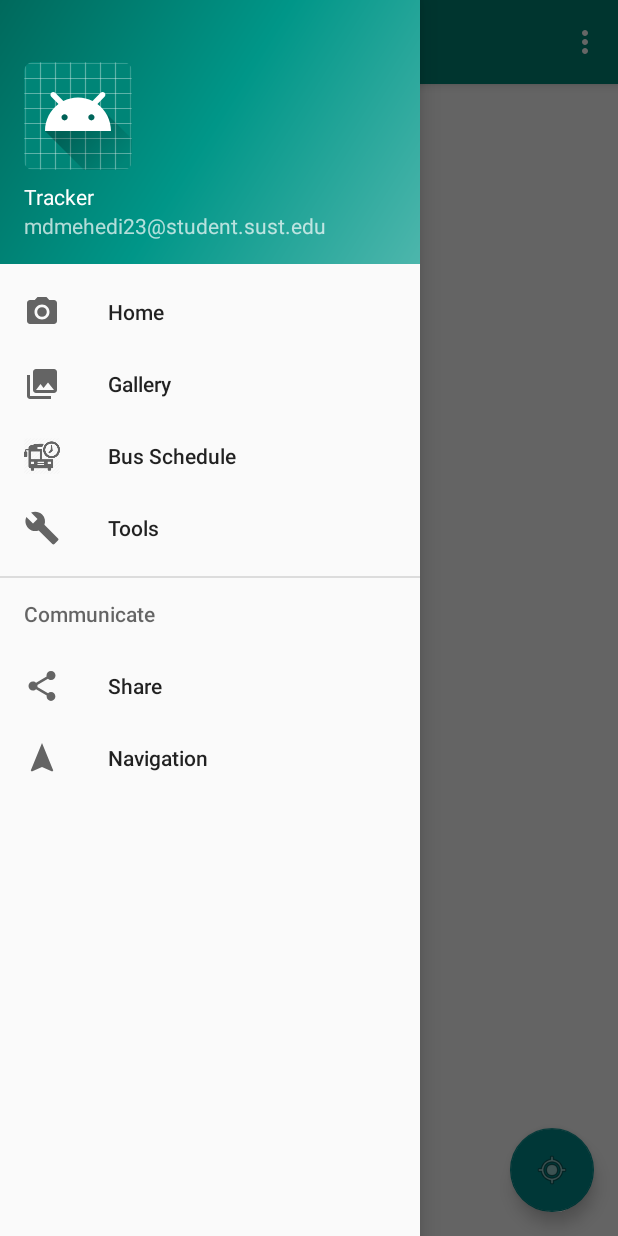
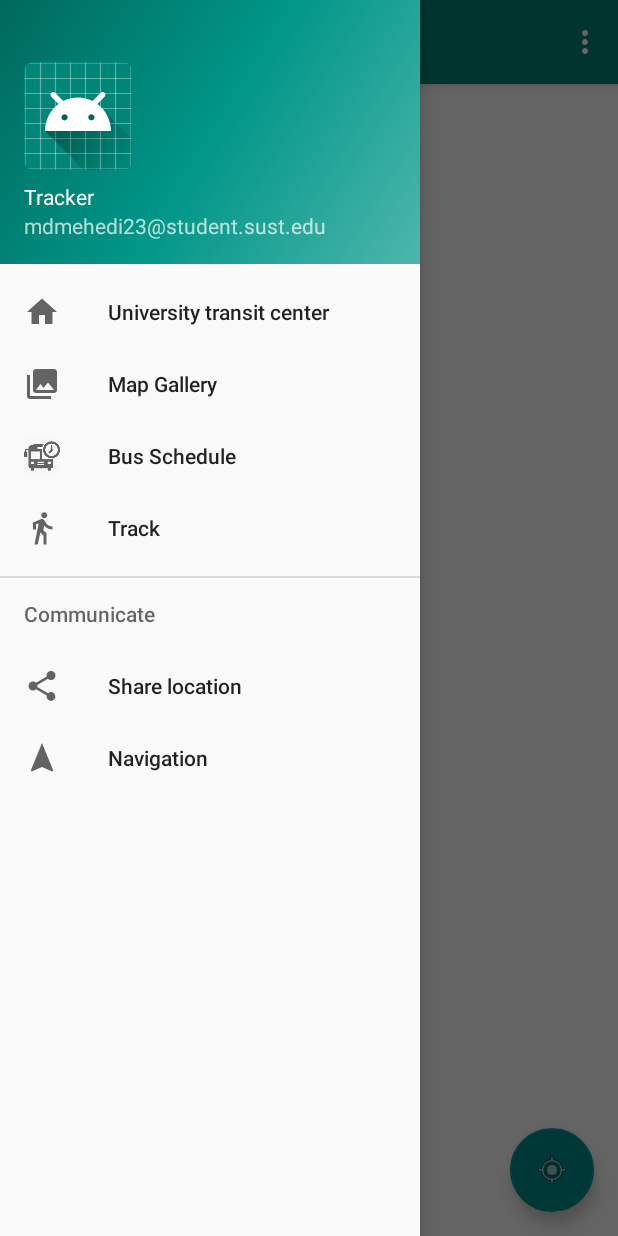
Before and after one commit to mhRumi/Tracker, an Android app: the screen it shows after launch (MainActivity), with the side drawer open, on a phone screen of 412 x 824 dp. Run offline under Robolectric (Android 15) with nearby library versions, the phone set to English and light mode, and no system bars; libraries missing offline, so code that uses them is left out: com.mapbox.android, com.mapbox.api, com.mapbox.geojson, com.mapbox.mapboxsdk, com.mapbox.services; 6 statements that could not run were skipped.

Commit message:
class separeted

```diff
--- a/app/build.gradle
+++ b/app/build.gradle
@@ -36,6 +36,7 @@ dependencies {
     implementation 'com.mapbox.mapboxsdk:mapbox-android-plugin-locationlayer:0.5.0'
     implementation 'com.google.android.gms:play-services-maps:17.0.0'
     implementation 'com.mapbox.mapboxsdk:mapbox-android-navigation-ui:0.42.4'
+    implementation 'com.mapbox.mapboxsdk:mapbox-android-navigation:0.42.4'
     implementation 'com.mapbox.mapboxsdk:mapbox-android-plugin-building-v8:0.6.0'
     implementation 'com.mapbox.mapboxsdk:mapbox-android-plugin-traffic-v8:0.9.0'
 
--- a/app/src/main/java/com/example/tracker/Bus_schedule.java
+++ b/app/src/main/java/com/example/tracker/Bus_schedule.java
@@ -23,8 +23,8 @@ public class Bus_schedule extends AppCompatActivity implements View.OnClickListe
 
     @Override
     public void onClick(View view) {
-        Toast.makeText(getApplicationContext(),"listener working",Toast.LENGTH_SHORT).show();
         if(view.getId() == R.id.one){
+            Toast.makeText(getApplicationContext(),"Tracker is connecting with this bus",Toast.LENGTH_SHORT).show();
             MainActivity.needed_location_Id = "1a68e8adc0113507";
         }
     }
--- /dev/null
+++ b/app/src/main/res/drawable/ic_directions_walk_black_24dp.xml
@@ -0,0 +1,9 @@
+<vector xmlns:android="http://schemas.android.com/apk/res/android"
+        android:width="24dp"
+        android:height="24dp"
+        android:viewportWidth="24.0"
+        android:viewportHeight="24.0">
+    <path
+        android:fillColor="#FF000000"
+        android:pathData="M13.5,5.5c1.1,0 2,-0.9 2,-2s-0.9,-2 -2,-2 -2,0.9 -2,2 0.9,2 2,2zM9.8,8.9L7,23h2.1l1.8,-8 2.1,2v6h2v-7.5l-2.1,-2 0.6,-3C14.8,12 16.8,13 19,13v-2c-1.9,0 -3.5,-1 -4.3,-2.4l-1,-1.6c-0.4,-0.6 -1,-1 -1.7,-1 -0.3,0 -0.5,0.1 -0.8,0.1L6,8.3V13h2V9.6l1.8,-0.7"/>
+</vector>
--- /dev/null
+++ b/app/src/main/res/drawable/ic_home_black_24dp.xml
@@ -0,0 +1,9 @@
+<vector xmlns:android="http://schemas.android.com/apk/res/android"
+        android:width="24dp"
+        android:height="24dp"
+        android:viewportWidth="24.0"
+        android:viewportHeight="24.0">
+    <path
+        android:fillColor="#FF000000"
+        android:pathData="M10,20v-6h4v6h5v-8h3L12,3 2,12h3v8z"/>
+</vector>
--- a/app/src/main/res/layout/app_bar_main.xml
+++ b/app/src/main/res/layout/app_bar_main.xml
@@ -30,4 +30,13 @@
         android:layout_margin="@dimen/fab_margin"
         app:srcCompat="@android:drawable/ic_menu_mylocation" />
 
+    <Button
+        android:id="@+id/nav"
+        android:layout_width="wrap_content"
+        android:layout_height="wrap_content"
+        android:layout_gravity="bottom"
+        android:layout_margin="16dp"
+        android:text="Navigation"
+        android:background="@color/colorPrimaryDark"
+        />
 </androidx.coordinatorlayout.widget.CoordinatorLayout>
--- a/app/src/main/res/menu/activity_main_drawer.xml
+++ b/app/src/main/res/menu/activity_main_drawer.xml
@@ -6,7 +6,7 @@
     <group android:checkableBehavior="single">
         <item
             android:id="@+id/nav_home"
-            android:icon="@drawable/ic_menu_camera"
+            android:icon="@drawable/ic_home_black_24dp"
             android:title="@string/menu_home" />
         <item
             android:id="@+id/nav_gallery"
@@ -18,7 +18,7 @@
             android:title="@string/menu_bus_schedule" />
         <item
             android:id="@+id/nav_tools"
-            android:icon="@drawable/ic_menu_manage"
+            android:icon="@drawable/ic_directions_walk_black_24dp"
             android:title="@string/menu_tools" />
     </group>
 
--- a/app/src/main/res/values/strings.xml
+++ b/app/src/main/res/values/strings.xml
@@ -7,11 +7,11 @@
     <string name="nav_header_desc" translatable="false">Navigation header</string>
     <string name="action_settings" translatable="false">Settings</string>
 
-    <string name="menu_home" translatable="false">Home</string>
-    <string name="menu_gallery" translatable="false">Gallery</string>
+    <string name="menu_home" translatable="false">University transit center</string>
+    <string name="menu_gallery" translatable="false">Map Gallery</string>
     <string name="menu_bus_schedule" translatable="false">Bus Schedule</string>
-    <string name="menu_tools" translatable="false">Tools</string>
-    <string name="menu_share" translatable="false">Share</string>
+    <string name="menu_tools" translatable="false">Track</string>
+    <string name="menu_share" translatable="false">Share location</string>
     <string name="menu_send" translatable="false">Navigation</string>
 
     <string name="access_token" translatable="false"> sk.eyJ1IjoibWVoZWRpcnVtaSIsImEiOiJjazVoZHM1ZXkwMmo0M2xudmIzZjNxNG85In0.Z4M4-gPDTIIxr9MB7BPHoQ</string>
```
Also changed, not shown: app/src/main/java/com/example/tracker/CameraChange.java (added, +21 -0 lines), app/src/main/java/com/example/tracker/InitializeLocation.java (added, +27 -0 lines), app/src/main/java/com/example/tracker/MainActivity.java (+24 -19 lines).
